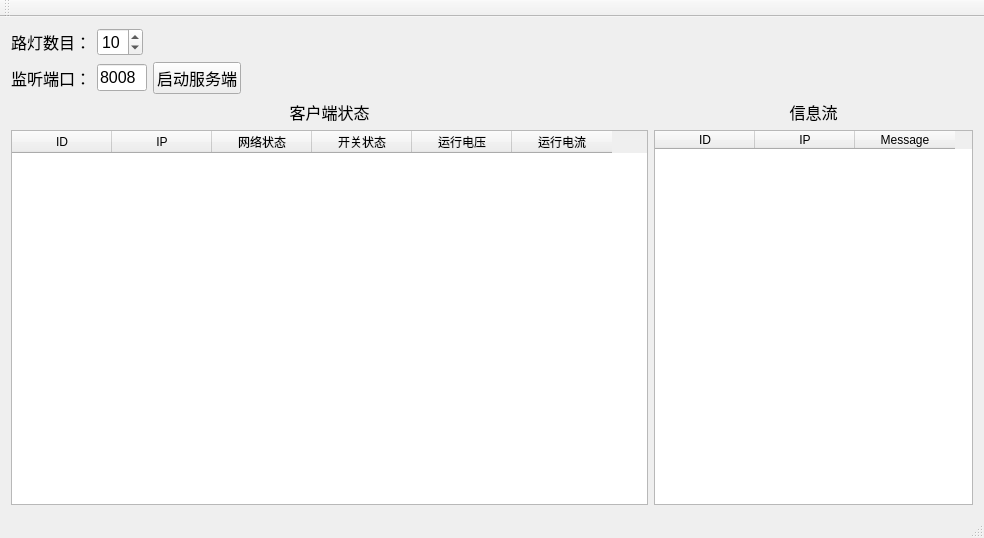
Old version of the form LightDetection/Server/Server.ui in the repository myzhyu/LightDetection.
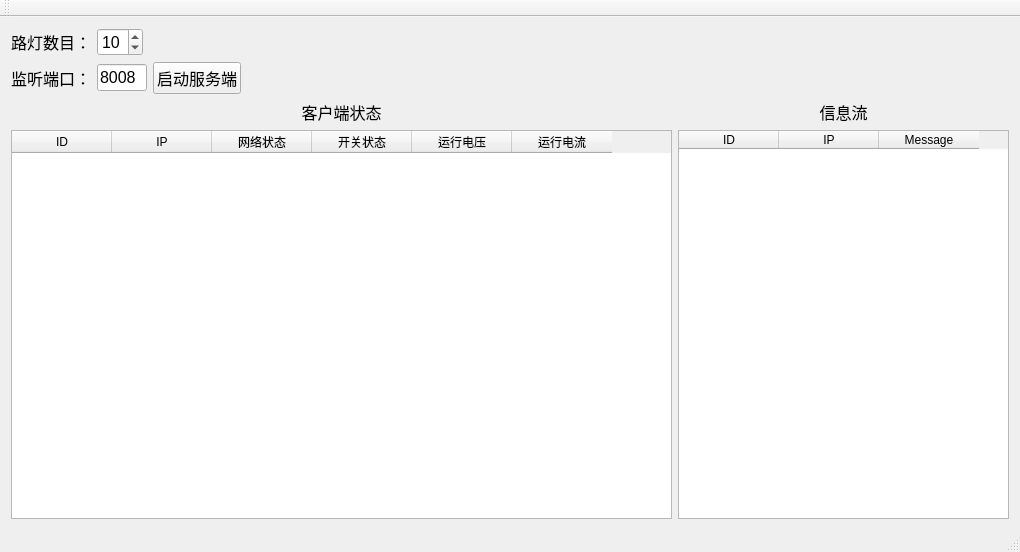
New version of the form.

```diff
--- a/LightDetection/Server/Server.ui
+++ b/LightDetection/Server/Server.ui
@@ -6,8 +6,8 @@
    <rect>
     <x>0</x>
     <y>0</y>
-    <width>984</width>
-    <height>538</height>
+    <width>1020</width>
+    <height>552</height>
    </rect>
   </property>
   <property name="windowTitle">
```
Left out of the diff: 2 changed lines with no effect on the pictures.
